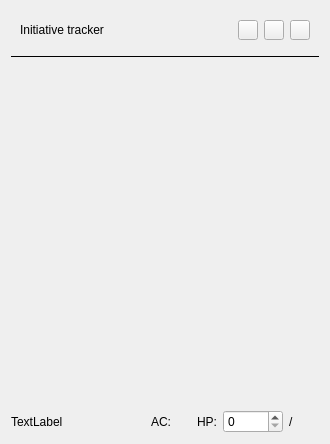
Above: qinitiativetrackerwidget.ui from Technohamster-py/dm-assistant before the change. Below: the same form after it.
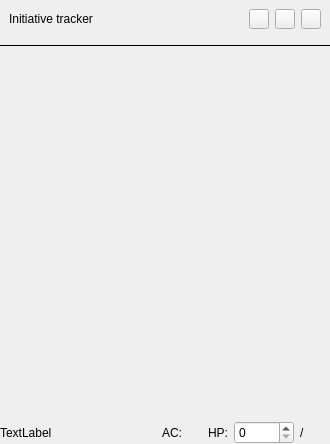
That is the form after the change. Icons and pictures are not drawn.

Commit message: Установлена ширина колонки имени

The edit to the form file:
```diff
--- a/qinitiativetrackerwidget.ui
+++ b/qinitiativetrackerwidget.ui
@@ -69,6 +69,18 @@
    <string>QInitiativeTrackerWidget</string>
   </property>
   <layout class="QVBoxLayout" name="verticalLayout">
+   <property name="leftMargin">
+    <number>0</number>
+   </property>
+   <property name="topMargin">
+    <number>0</number>
+   </property>
+   <property name="rightMargin">
+    <number>0</number>
+   </property>
+   <property name="bottomMargin">
+    <number>0</number>
+   </property>
    <item>
     <widget class="QWidget" name="toolBarWidget" native="true">
      <layout class="QHBoxLayout" name="horizontalLayout">
```
The commit also changes 1 other file.
